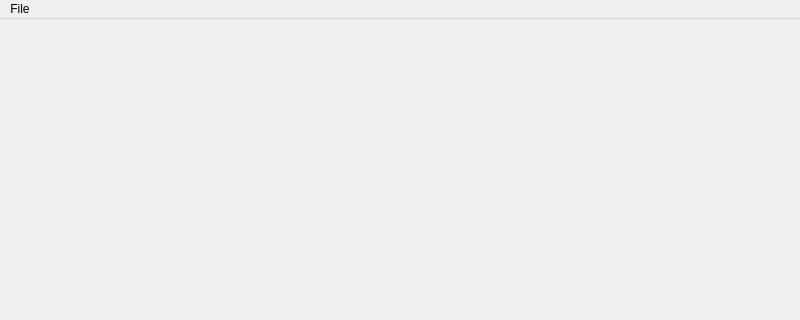
Qt form Unbender/MainWindow.ui (wol101/Unbender) before a commit; both pictures show x 0 to 800 and y 0 to 320 of the 800 by 600 pixel window.
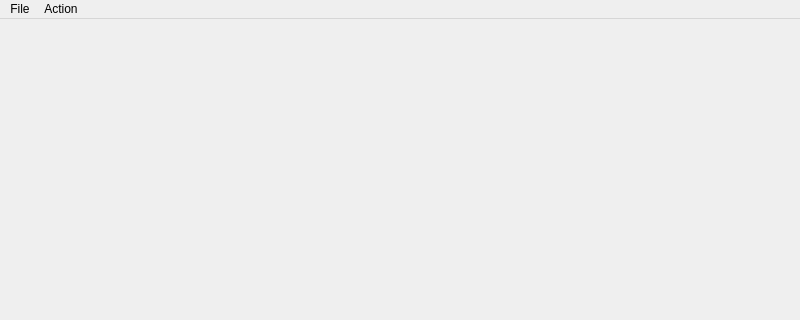
The same form after that commit.

What changed in the file:
```diff
--- a/Unbender/MainWindow.ui
+++ b/Unbender/MainWindow.ui
@@ -31,7 +31,14 @@
     <addaction name="separator"/>
     <addaction name="actionQuit"/>
    </widget>
+   <widget class="QMenu" name="menuAction">
+    <property name="title">
+     <string>Action</string>
+    </property>
+    <addaction name="actionStraighten"/>
+   </widget>
    <addaction name="menuFile"/>
+   <addaction name="menuAction"/>
   </widget>
   <widget class="QStatusBar" name="statusbar"/>
   <action name="actionOpen">
```
Left out of the diff: 5 changed lines with no effect on the pictures.
